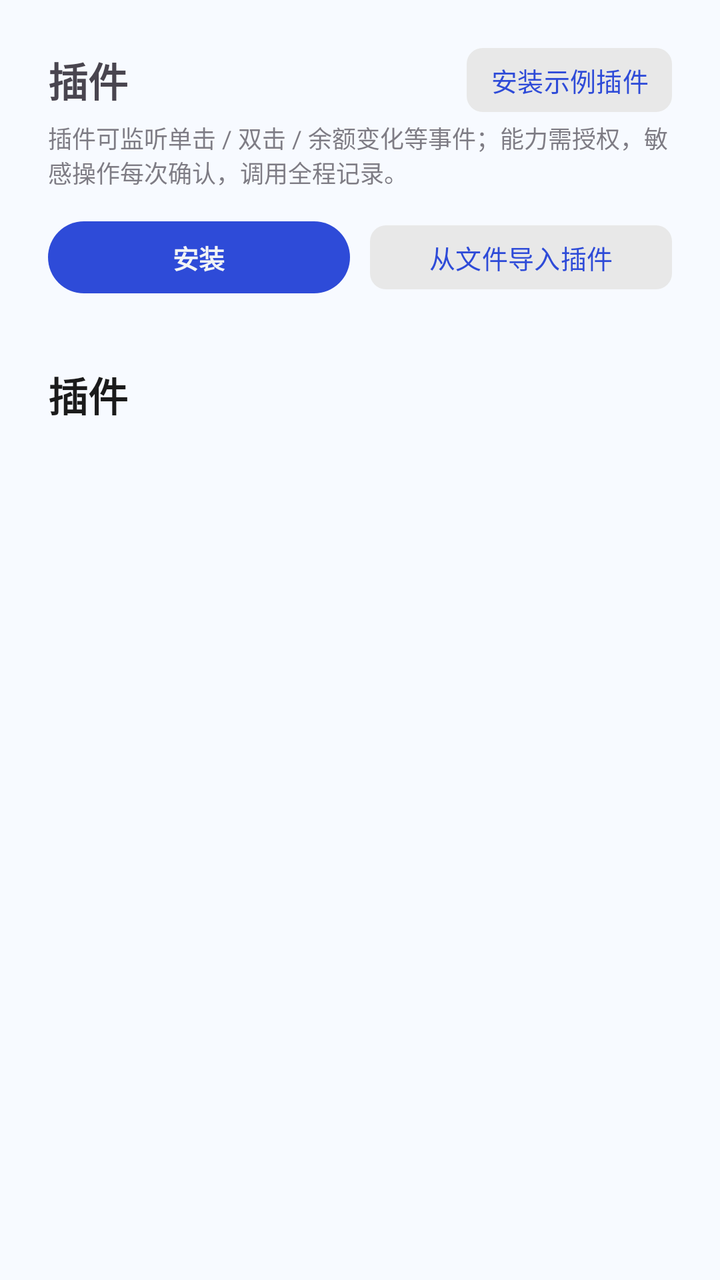
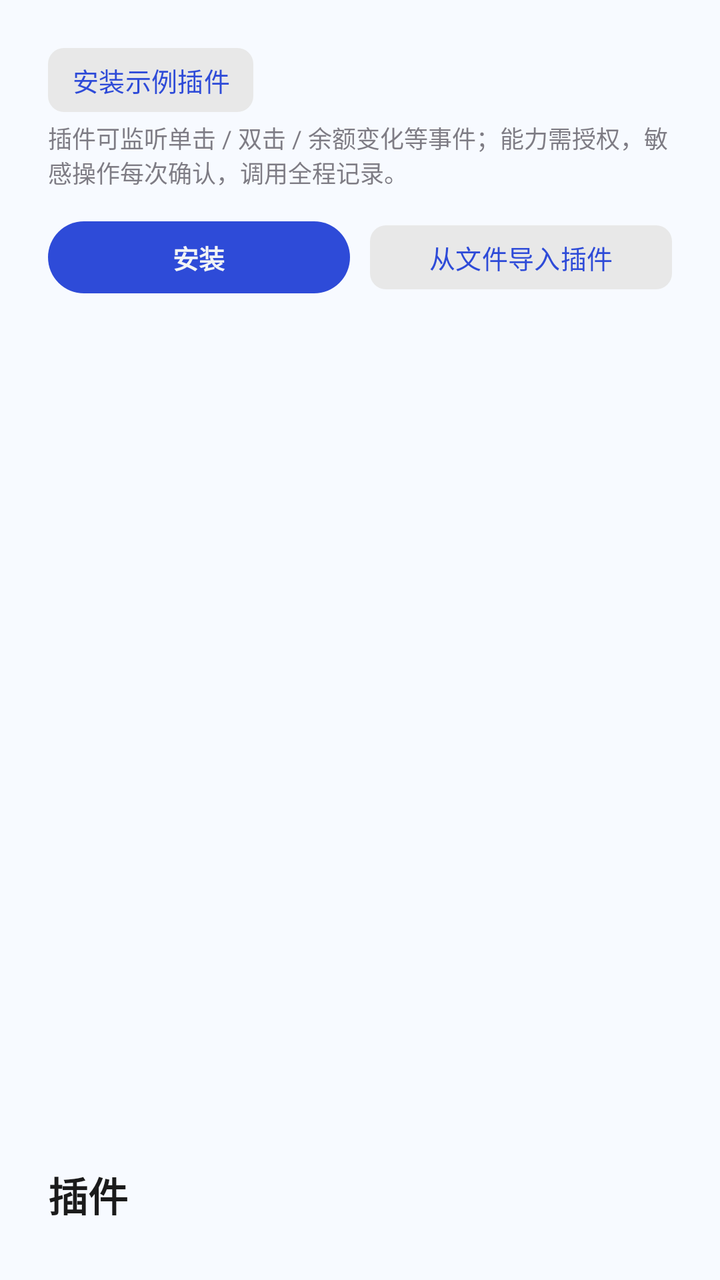

Screens rendered from an Android XML layout before and after an edit, with the pre-edit source and the edit as a unified diff.
<!-- AndroidManifest.xml: application theme Theme.WhalePet -->
<!-- res/layout/page_plugins.xml -->
<?xml version="1.0" encoding="utf-8"?>
<ScrollView xmlns:android="http://schemas.android.com/apk/res/android"
    android:layout_width="match_parent"
    android:layout_height="match_parent"
    android:fillViewport="true">

    <LinearLayout
        android:layout_width="match_parent"
        android:layout_height="wrap_content"
        android:orientation="vertical"
        android:padding="24dp">

        
        <LinearLayout
            android:layout_width="match_parent"
            android:layout_height="wrap_content"
            android:gravity="center_vertical"
            android:orientation="horizontal">

            <TextView
                android:layout_width="0dp"
                android:layout_height="wrap_content"
                android:layout_weight="1"
                android:text="@string/tab_plugins"
                android:textSize="20sp"
                android:textStyle="bold" />

            <Button
                style="@style/Widget.WhalePet.Button"
                android:id="@+id/btn_plugin_sample"
                android:layout_width="wrap_content"
                android:layout_height="wrap_content"
                android:text="@string/plugin_install_sample" />
        </LinearLayout>

        <TextView
            android:layout_width="match_parent"
            android:layout_height="wrap_content"
            android:layout_marginTop="4dp"
            android:alpha="0.7"
            android:text="@string/plugins_page_hint"
            android:textSize="12sp" />

        
        <LinearLayout
            android:layout_width="match_parent"
            android:layout_height="wrap_content"
            android:layout_marginTop="16dp"
            android:orientation="horizontal">

            <Button
                style="@style/Widget.WhalePet.Button.Primary"
                android:id="@+id/btn_plugin_install"
                android:layout_width="0dp"
                android:layout_height="wrap_content"
                android:layout_weight="1"
                android:text="@string/plugin_install" />

            <Button
                style="@style/Widget.WhalePet.Button"
                android:id="@+id/btn_plugin_import"
                android:layout_width="0dp"
                android:layout_height="wrap_content"
                android:layout_marginStart="10dp"
                android:layout_weight="1"
                android:text="@string/plugin_import_from_file" />
        </LinearLayout>

        <LinearLayout
            android:id="@+id/ll_plugins"
            android:layout_width="match_parent"
            android:layout_height="wrap_content"
            android:layout_marginTop="12dp"
            android:orientation="vertical" />

        <TextView
            android:layout_width="wrap_content"
            android:layout_height="wrap_content"
            android:layout_gravity="start"
            android:layout_marginTop="24dp"
            android:fontFamily="sans-serif-medium"
            android:text="@string/tab_plugins"
            android:textColor="@color/text_primary"
            android:textSize="20sp"
            android:textStyle="bold" />
    </LinearLayout>
</ScrollView>
<!-- resources referenced by this layout -->
<resources>
  <color name="text_primary">#1B1B1B</color>
  <string name="plugin_import_from_file">从文件导入插件</string>
  <string name="plugin_install">安装</string>
  <string name="plugin_install_sample">安装示例插件</string>
  <string name="plugins_page_hint">插件可监听单击 / 双击 / 余额变化等事件；能力需授权，敏感操作每次确认，调用全程记录。</string>
  <string name="tab_plugins">插件</string>
  <style name="Widget.WhalePet.Button" parent="Widget.Material3.Button.TonalButton">
          
          <item name="android:minHeight">32dp</item>
          <item name="android:minWidth">0dp</item>
          <item name="android:insetTop">0dp</item>
          <item name="android:insetBottom">0dp</item>
          <item name="android:paddingLeft">12dp</item>
          <item name="android:paddingRight">12dp</item>
          <item name="android:textSize">13sp</item>
          <item name="backgroundTint">@color/surface_chip</item>
          <item name="android:textColor">@color/brand_primary</item>
          <item name="cornerRadius">8dp</item>
      </style>
  <style name="Widget.WhalePet.Button.Primary" parent="Widget.Material3.Button.TonalButton">
          
          <item name="android:minHeight">36dp</item>
          <item name="android:minWidth">0dp</item>
          <item name="android:insetTop">0dp</item>
          <item name="android:insetBottom">0dp</item>
          <item name="android:paddingLeft">16dp</item>
          <item name="android:paddingRight">16dp</item>
          <item name="android:textSize">13sp</item>
          <item name="backgroundTint">@color/brand_primary</item>
          <item name="android:textColor">@color/f2f4f5</item>
          <item name="android:fontFamily">sans-serif-medium</item>
          <item name="android:textStyle">bold</item>
      </style>
  <style name="Theme.WhalePet" parent="Theme.Material3.DayNight.NoActionBar">
          
          <item name="colorPrimary">@color/brand_primary</item>
          <item name="colorOnPrimary">#FFFFFF</item>
          <item name="colorPrimaryContainer">#DDE3FF</item>
          <item name="colorOnPrimaryContainer">#10214A</item>
          <item name="colorSecondary">#2E9E5B</item>
          <item name="colorSurface">#FFFFFF</item>
          <item name="android:windowBackground">@color/surface_page</item>
          <item name="colorSurfaceVariant">#EDEDED</item>
          <item name="colorOutline">@color/outline_soft</item>
          <item name="android:statusBarColor">@android:color/transparent</item>
      </style>
  <color name="surface_chip">#E8E8E8</color>
  <color name="brand_primary">#2E4BD8</color>
  <color name="f2f4f5">#F2F4F5</color>
  <color name="surface_page">#F7FAFF</color>
  <color name="outline_soft">#DEDEDE</color>
</resources>

<!-- the commit's change to res/layout/page_plugins.xml (unified diff, before → after) -->
@@ -1,4 +1,8 @@
-<?xml version="1.0" encoding="utf-8"?>
+<FrameLayout xmlns:android="http://schemas.android.com/apk/res/android"
+    xmlns:tools="http://schemas.android.com/tools"
+    android:layout_width="match_parent"
+    android:layout_height="match_parent">
+
 <ScrollView xmlns:android="http://schemas.android.com/apk/res/android"
     android:layout_width="match_parent"
     android:layout_height="match_parent"
@@ -8,7 +12,8 @@
         android:layout_width="match_parent"
         android:layout_height="wrap_content"
         android:orientation="vertical"
-        android:padding="24dp">
+        android:padding="24dp"
+            android:paddingBottom="88dp">
 
         
         <LinearLayout
@@ -16,14 +21,6 @@
             android:layout_height="wrap_content"
             android:gravity="center_vertical"
             android:orientation="horizontal">
-
-            <TextView
-                android:layout_width="0dp"
-                android:layout_height="wrap_content"
-                android:layout_weight="1"
-                android:text="@string/tab_plugins"
-                android:textSize="20sp"
-                android:textStyle="bold" />
 
             <Button
                 style="@style/Widget.WhalePet.Button"
@@ -72,16 +69,19 @@
             android:layout_height="wrap_content"
             android:layout_marginTop="12dp"
             android:orientation="vertical" />
+    </LinearLayout>
+    </ScrollView>
 
-        <TextView
-            android:layout_width="wrap_content"
-            android:layout_height="wrap_content"
-            android:layout_gravity="start"
-            android:layout_marginTop="24dp"
-            android:fontFamily="sans-serif-medium"
-            android:text="@string/tab_plugins"
-            android:textColor="@color/text_primary"
-            android:textSize="20sp"
-            android:textStyle="bold" />
-    </LinearLayout>
-</ScrollView>
+    
+    <TextView
+        android:layout_width="wrap_content"
+        android:layout_height="wrap_content"
+        android:layout_gravity="bottom|start"
+        android:layout_marginBottom="28dp"
+        android:layout_marginStart="24dp"
+        android:fontFamily="sans-serif-medium"
+        android:text="@string/tab_plugins"
+        android:textColor="@color/text_primary"
+        android:textSize="20sp"
+        android:textStyle="bold" />
+</FrameLayout>
